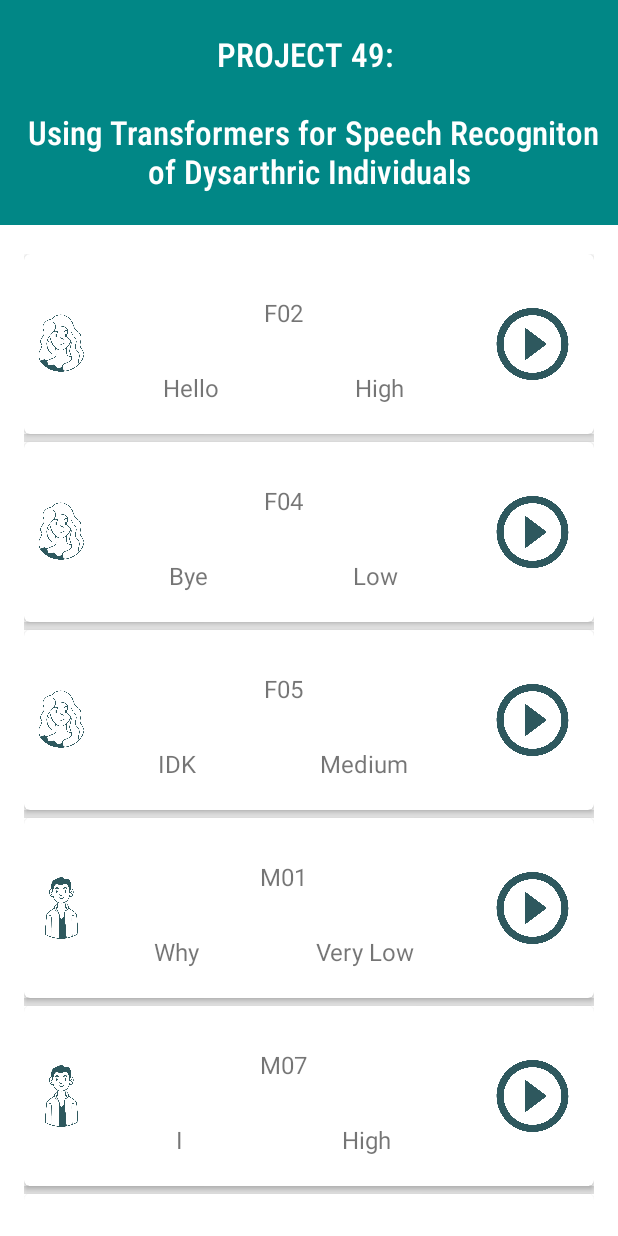
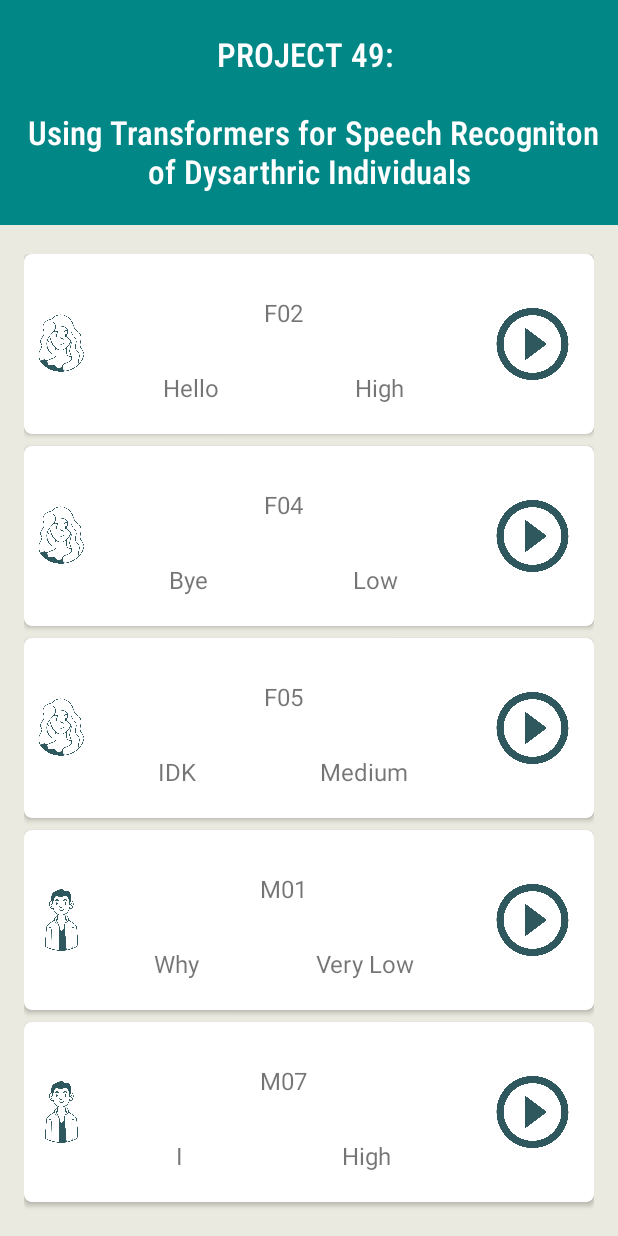
Before and after one commit to dshah1901/Project-49-NotOptimusPrime, an Android app: the screen it shows after launch (MainActivity), on a phone screen of 412 x 824 dp. Run offline under Robolectric (Android 15) with nearby library versions, the light colour scheme and no system bars.

Commit message:
final minor design changes

```diff
--- a/NotOptimusPrime/app/src/main/res/layout/activity_main.xml
+++ b/NotOptimusPrime/app/src/main/res/layout/activity_main.xml
@@ -4,6 +4,7 @@
     xmlns:tools="http://schemas.android.com/tools"
     android:layout_width="match_parent"
     android:layout_height="match_parent"
+    android:background="#EBEAE0"
     tools:context=".MainActivity"
     android:orientation="vertical">
 
@@ -22,7 +23,8 @@
         android:layout_height="wrap_content"
         android:layout_marginTop="3dp"
         android:padding="16dp"
-        android:dividerHeight="5sp"
+        android:dividerHeight="8sp"
+        android:divider="#EBEAE0"
         android:id = "@+id/list_view"
         tools:context=".MainActivity">
     </ListView>
--- a/NotOptimusPrime/app/src/main/res/layout/activity_speaker_detail.xml
+++ b/NotOptimusPrime/app/src/main/res/layout/activity_speaker_detail.xml
@@ -5,6 +5,7 @@
     android:layout_width="match_parent"
     android:layout_height="match_parent"
     android:orientation="vertical"
+    android:background="#EBEAE0"
     tools:context=".SpeakerDetailActivity">
     <TextView
         android:layout_width="match_parent"
--- a/NotOptimusPrime/app/src/main/res/layout/number_list_view_item.xml
+++ b/NotOptimusPrime/app/src/main/res/layout/number_list_view_item.xml
@@ -1,9 +1,7 @@
 <?xml version="1.0" encoding="utf-8"?>
 <androidx.cardview.widget.CardView xmlns:android="http://schemas.android.com/apk/res/android"
     xmlns:app="http://schemas.android.com/apk/res-auto"
-    android:layout_margin="8dp"
-    android:elevation="5dp"
-    app:cardCornerRadius="4dp"
+    app:cardCornerRadius="5dp"
     android:background="@color/white"
     android:layout_height="120sp"
     android:layout_width = "match_parent">
```
